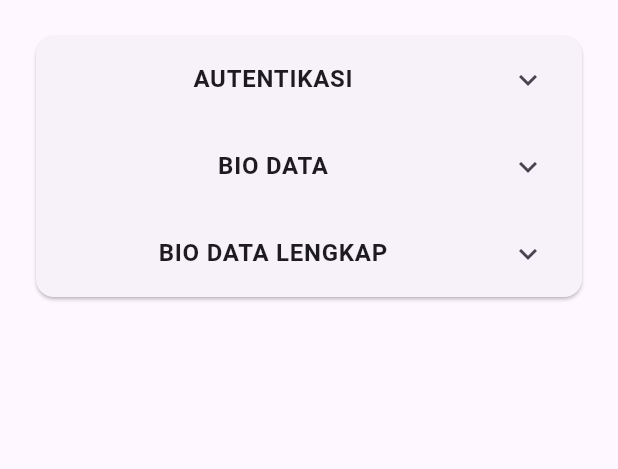
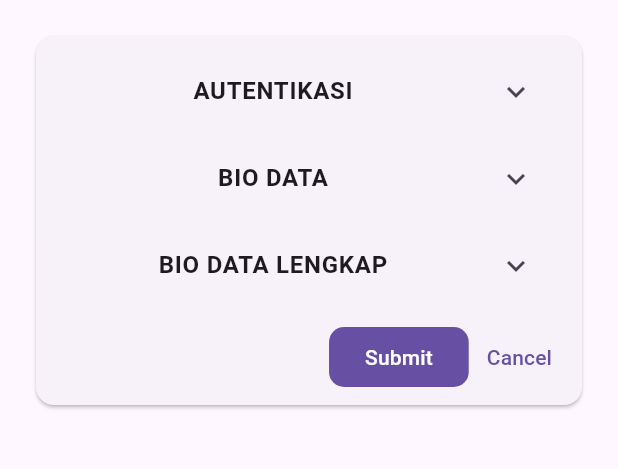
Before and after one commit to Miharin/flutter_praktek_dokter, a Flutter app: the screen it shows after launch, after a tap on "Register", on a phone screen of 412 x 824 dp, the part 84-553 px from its top. Run offline on Flutter 3.47's test engine with Material 3 defaults, Android fonts, the phone set to English and light mode, and no system bars; our stand-ins replace cloud_firestore, firebase_auth, firebase_core, flutter_dotenv, gap, get; accounts and stored records are empty; statements that could not run were skipped.

Commit message:
fix register and make default constraint

```diff
--- a/lib/screens/auth/register.dart
+++ b/lib/screens/auth/register.dart
@@ -1,5 +1,6 @@
 import 'package:flutter/material.dart';
 import 'package:flutter_praktek_dokter/helpers/auth/register_helper.dart';
+import 'package:flutter_praktek_dokter/widget/custom_button/custom_filled_button.dart';
 import 'package:flutter_praktek_dokter/widget/custom_textfromfield/custom_textformfield.dart';
 import 'package:gap/gap.dart';
 import 'package:get/get.dart';
@@ -14,37 +15,41 @@ class RegisterScreen extends StatelessWidget {
     return LayoutBuilder(
       builder: (context, constraint) {
         final listRegister = _registerHelper.generateList();
-        final verification = [];
-        var constrained = BoxConstraints(
-          maxWidth: constraint.maxWidth > 700 ? 700 : constraint.maxWidth * 0.8,
-          minWidth: constraint.maxWidth > 700 ? 700 : constraint.maxWidth * 0.8,
-        );
-        var constrainedV2 = BoxConstraints(
-          maxWidth: constraint.maxWidth <= 700
-              ? (constraint.maxWidth - 100) / 2
-              : (constraint.maxWidth - 200) / 4,
-        );
-        var constrainedV3 = BoxConstraints(
-          maxWidth: constraint.maxWidth <= 700
-              ? (constraint.maxWidth - 100) / 3
-              : (constraint.maxWidth - 200) / 6,
-        );
-        return Padding(
+
+        return SingleChildScrollView(
+          child: Padding(
             padding: const EdgeInsets.all(20.0),
             child: Card(
               child: Padding(
-              padding: const EdgeInsets.only(),
-              child: Obx(
+                padding: const EdgeInsets.all(8.0),
+                child: Column(
+                  mainAxisSize: MainAxisSize.min,
+                  children: [
+                    Obx(
                       () => CustomTextFromField(
                         listLabel: listRegister["label"],
                         type: listRegister["type"],
                         lengthList: listRegister['length'],
-                  constraints: constrainedV2,
+                        // constraints: constrainedV3,
                         verification: listRegister["verification"].isEmpty,
                         errorText: listRegister["error_text"],
                         listController: listRegister["controller"],
                         breakpoint: listRegister["breakpoint"],
                         breakpointTitle: listRegister["breakpoint_title"],
+                      ),
+                    ),
+                    const Gap(8.0),
+                    Row(
+                      mainAxisAlignment: MainAxisAlignment.end,
+                      children: [
+                        const CustomFilledButton(label: "Submit"),
+                        TextButton(
+                          onPressed: () {},
+                          child: const Text("Cancel"),
+                        ),
+                      ],
+                    )
+                  ],
                 ),
               ),
             ),
--- a/lib/widget/custom_button/custom_filled_button.dart
+++ b/lib/widget/custom_button/custom_filled_button.dart
@@ -36,7 +36,7 @@ class CustomFilledButton extends StatelessWidget {
               ),
               fixedSize: width,
             ),
-            onPressed: onPressed,
+            onPressed: onPressed ?? () {},
             child: Text(label),
           );
   }
--- a/lib/widget/custom_textfromfield/custom_textformfield.dart
+++ b/lib/widget/custom_textfromfield/custom_textformfield.dart
@@ -7,7 +7,7 @@ class CustomTextFromField extends StatelessWidget {
     super.key,
     required this.listLabel,
     required this.lengthList,
-    required this.constraints,
+    this.constraints,
     required this.verification,
     required this.errorText,
     this.onChanged,
@@ -28,7 +28,7 @@ class CustomTextFromField extends StatelessWidget {
   final int lengthList;
   final bool verification;
   final List<String> errorText;
-  final BoxConstraints constraints;
+  final BoxConstraints? constraints;
   final List<TextEditingController> listController;
   final List<int> breakpoint;
   final List<String> breakpointTitle;
@@ -74,15 +74,17 @@ class CustomTextFromField extends StatelessWidget {
               Form.of(primaryFocus!.context!).save();
             },
             child: Wrap(
-              alignment: WrapAlignment.spaceEvenly,
               children: List.generate(
                 breakpoint.length,
                 (int index) {
+                  // Seperate Label with Breakpoint
                   final breakpointLabel = index == 0
                       ? listLabel.getRange(0, breakpoint[index]).toList()
                       : listLabel
                           .getRange(breakpoint[index - 1], breakpoint[index])
                           .toList();
+
+                  // Seperate Type with Breakpoint
                   final breakpointType = type == null
                       ? List.generate(
                           breakpointLabel.length, (index) => TextInputType.text)
@@ -92,16 +94,59 @@ class CustomTextFromField extends StatelessWidget {
                               .getRange(
                                   breakpoint[index - 1], breakpoint[index])
                               .toList();
+
+                  // Seperate Controller with Breakpoint
                   final breakpointController = index == 0
                       ? listController.getRange(0, breakpoint[index]).toList()
                       : listController
                           .getRange(breakpoint[index - 1], breakpoint[index])
                           .toList();
+
+                  // Default Constraint
+                  var defaultConstraint = BoxConstraints(
+                    maxWidth: MediaQuery.of(context).size.width >
+                                400 && // Very Small Device
+                            MediaQuery.of(context).size.width < 750
+                        ? breakpointLabel.length > 3
+                            ? MediaQuery.of(context).size.width /
+                                (breakpointLabel.length - 3.6)
+                            : MediaQuery.of(context).size.width /
+                                (breakpointLabel.length - 0.6)
+                        : MediaQuery.of(context).size.width >=
+                                    730 && // Small Device
+                                MediaQuery.of(context).size.width < 1100
+                            ? breakpointLabel.length > 3
+                                ? MediaQuery.of(context).size.width /
+                                    (breakpointLabel.length - 2.6)
+                                : MediaQuery.of(context).size.width /
+                                    (breakpointLabel.length + 0.38)
+                            : MediaQuery.of(context).size.width >=
+                                        1100 && // Medium Device
+                                    MediaQuery.of(context).size.width < 1500
+                                ? breakpointLabel.length > 3
+                                    ? MediaQuery.of(context).size.width /
+                                        (breakpointLabel.length + 0.65)
+                                    : MediaQuery.of(context).size.width /
+                                        (breakpointLabel.length + 0.26)
+                                : MediaQuery.of(context).size.width >=
+                                        1500 // Large Device
+                                    ? breakpointLabel.length > 3
+                                        ? MediaQuery.of(context).size.width /
+                                            (breakpointLabel.length + 0.5)
+                                        : MediaQuery.of(context).size.width /
+                                            (breakpointLabel.length + 0.2)
+                                    : breakpointLabel.length >
+                                            3 // Very Large Device
+                                        ? MediaQuery.of(context).size.width /
+                                            (breakpointLabel.length + 0.5)
+                                        : MediaQuery.of(context).size.width /
+                                            (breakpointLabel.length + 0.2),
+                  );
+
+                  // List Inside Expansion Tile
                   final List<Widget> list = List<Widget>.generate(
                     breakpointLabel.length,
-                    (index) => Padding(
-                      padding: const EdgeInsets.all(8.0),
-                      child: TextFormField(
+                    (index) => TextFormField(
                       keyboardType: breakpointType[index],
                       inputFormatters:
                           breakpointType[index] == TextInputType.number
@@ -147,7 +192,7 @@ class CustomTextFromField extends StatelessWidget {
                             : null,
                         suffixIcon: suffixIcon,
                         border: border ?? defaultBorder,
-                          constraints: constraints,
+                        constraints: constraints ?? defaultConstraint,
                         label: Text(breakpointLabel[index]),
                         // If errorVerificationFinal == true then send errorText and error Border
                         errorText:
@@ -161,9 +206,9 @@ class CustomTextFromField extends StatelessWidget {
                             'Value for field ${breakpointLabel[index]} saved as "$value"');
                       },
                     ),
-                    ),
                   );
 
+                  // Loop ExpansionTile
                   final customExpansionTile = ExpansionTile(
                     shape: const RoundedRectangleBorder(
                       side: BorderSide.none,
@@ -181,16 +226,21 @@ class CustomTextFromField extends StatelessWidget {
                         endIndent: 20.0,
                         color: Colors.black38,
                       ),
-                      SizedBox(
-                        height: 100,
-                        child: ListView(
-                          shrinkWrap: true,
-                          scrollDirection: Axis.horizontal,
+                      Align(
+                        alignment: Alignment.center,
+                        child: Wrap(
+                          alignment: MediaQuery.of(context).size.width < 750
+                              ? WrapAlignment.center
+                              : WrapAlignment.start,
+                          runSpacing: 8.0,
+                          spacing: 8.0,
                           children: list,
                         ),
-                      )
+                      ),
                     ],
                   );
+
+                  // Return the Widget
                   return customExpansionTile;
                 },
               ),
```
Lines whose indentation alone changed are shown as unchanged.
